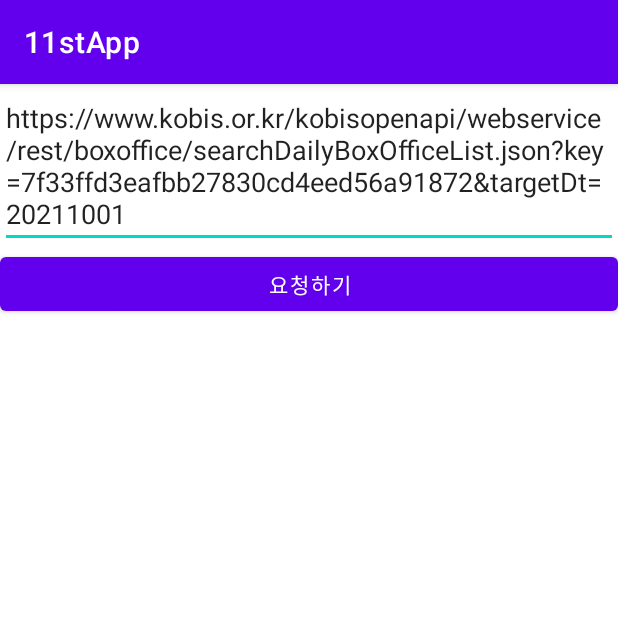
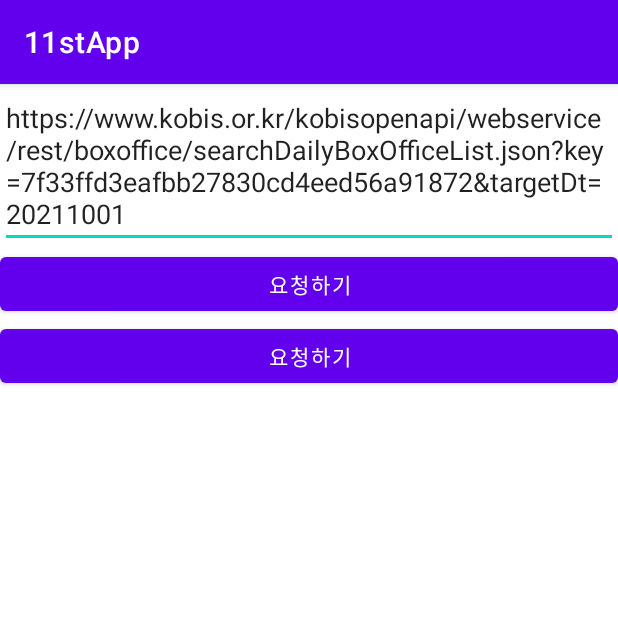
Before and after one commit to lyw727/11stApp, an Android app: the screen it shows after launch (MainActivity), on a phone screen of 412 x 824 dp, the top half of it. Run offline under Robolectric (Android 15) with nearby library versions, the phone set to English and light mode, and no system bars; our stand-ins replace Volley.

Commit message:
버튼 하나 추가했어

```diff
--- a/app/src/main/res/layout/activity_main.xml
+++ b/app/src/main/res/layout/activity_main.xml
@@ -20,6 +20,12 @@
         android:layout_height="wrap_content"
         android:text="요청하기"
         />
+    <Button
+        android:id="@+id/request_btn2"
+        android:layout_width="match_parent"
+        android:layout_height="wrap_content"
+        android:text="요청하기"
+        />
 
     <ScrollView
         android:layout_width="match_parent"
```
